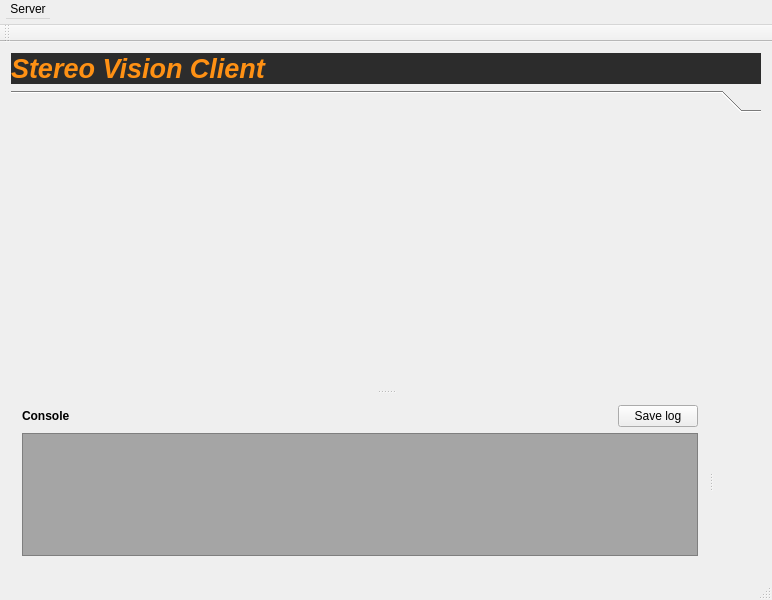
Qt form gui.ui (spoorcc/stereo-vision-client) before a commit.
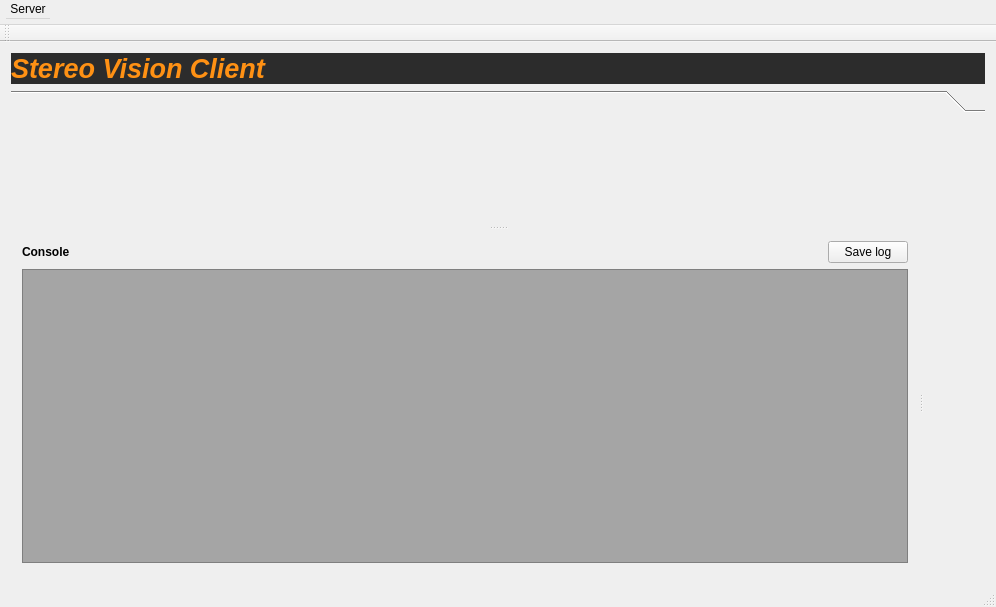
The same form after that commit.

Patch:
```diff
--- a/gui.ui
+++ b/gui.ui
@@ -6,8 +6,8 @@
    <rect>
     <x>0</x>
     <y>0</y>
-    <width>772</width>
-    <height>600</height>
+    <width>996</width>
+    <height>607</height>
    </rect>
   </property>
   <property name="windowTitle">
@@ -38,7 +38,7 @@
        <enum>Qt::Vertical</enum>
       </property>
       <widget class="QToolBox" name="AllProcessesTBX">
-       <property name="minimumSize">
+       <property name="baseSize">
         <size>
          <width>0</width>
          <height>300</height>
@@ -49,8 +49,8 @@
          <rect>
           <x>0</x>
           <y>0</y>
-          <width>754</width>
-          <height>269</height>
+          <width>978</width>
+          <height>121</height>
          </rect>
         </property>
         <attribute name="label">
@@ -62,7 +62,7 @@
        <property name="orientation">
         <enum>Qt::Horizontal</enum>
        </property>
-       <widget class="QWidget" name="">
+       <widget class="QWidget" name="layoutWidget">
         <layout class="QVBoxLayout" name="consoleCommandLO">
          <item>
           <layout class="QHBoxLayout" name="consoleTitleLO">
@@ -118,7 +118,7 @@
          </item>
         </layout>
        </widget>
-       <widget class="QWidget" name="">
+       <widget class="QWidget" name="layoutWidget">
         <layout class="QHBoxLayout" name="previewWindowLO"/>
        </widget>
       </widget>
@@ -131,7 +131,7 @@
     <rect>
      <x>0</x>
      <y>0</y>
-     <width>772</width>
+     <width>996</width>
      <height>25</height>
     </rect>
    </property>
```
Left out of the diff: 12 changed lines with no effect on the pictures.
